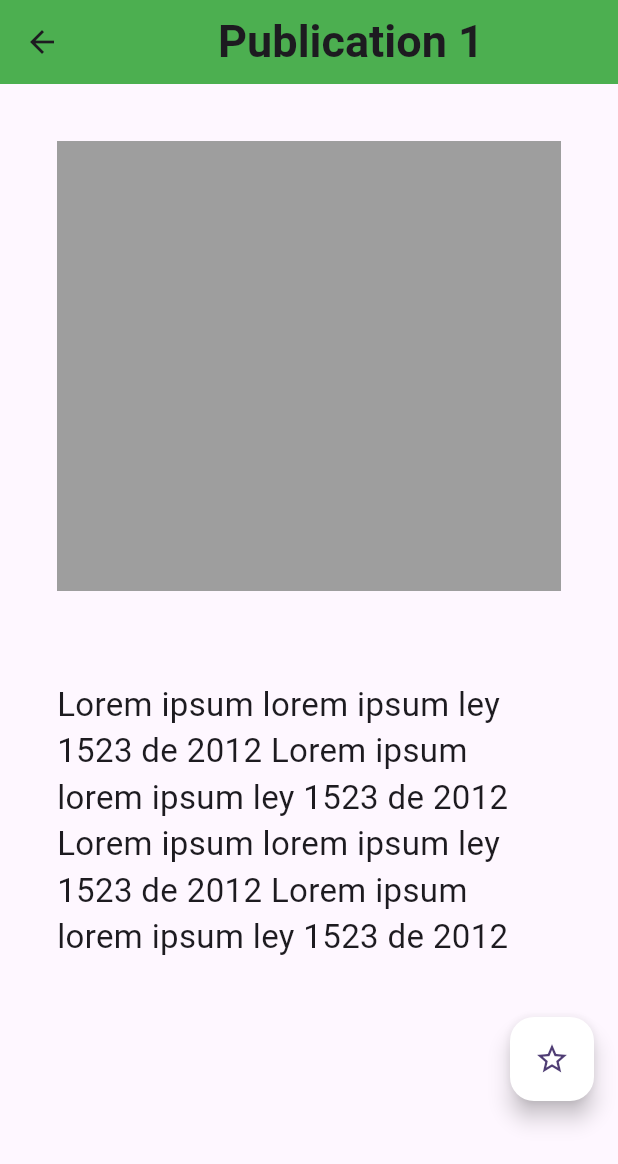
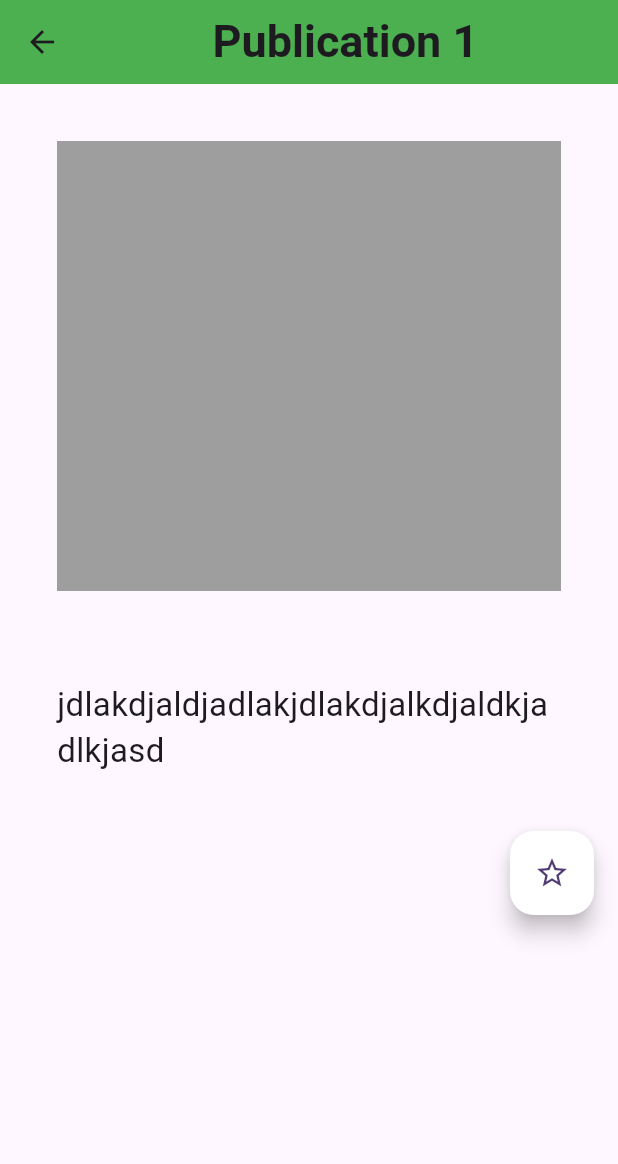
Before and after one commit to DJimenez0608/Provider-Learning, a Flutter app: the screen it shows after launch, after a tap on "Publication 1", on a phone screen of 412 x 824 dp. Shown: the top 1164 px of the screen. Run offline on Flutter 3.47's test engine with Material 3 defaults, Android fonts, the phone set to English and light mode, and no system bars.

Commit message:
Favorite checked

```diff
--- /dev/null
+++ b/lib/Classes/publicationClass.dart
@@ -0,0 +1,11 @@
+class PublicationClass {
+  String title;
+  bool isFavorite;
+  String content;
+
+  PublicationClass({
+    required this.title,
+    required this.isFavorite,
+    required this.content,
+  });
+}
--- a/lib/Pages/homePage.dart
+++ b/lib/Pages/homePage.dart
@@ -1,5 +1,9 @@
 import 'package:flutter/material.dart';
-import 'package:provider_learning/Widgets/publicacion.dart';
+import 'package:provider/provider.dart';
+import 'package:provider_learning/Classes/publicationClass.dart';
+import 'package:provider_learning/Widgets/publicationWidget.dart';
+import 'package:provider_learning/main.dart';
+import 'package:provider_learning/porviders/favoriteProvider.dart';
 
 class Homepage extends StatelessWidget {
   const Homepage({super.key});
@@ -17,16 +21,20 @@ class Homepage extends StatelessWidget {
         backgroundColor: Colors.blue,
       ),
       //UI
-      body: const Padding(
+      body: Padding(
         padding: EdgeInsets.all(14.0),
-        child: Column(
-          children: [
-            Publicacion(
-              text: 'Publication 1',
-              content:
-                  'Lorem ipsum lorem ipsum ley 1523 de 2012 Lorem ipsum lorem ipsum ley 1523 de 2012 Lorem ipsum lorem ipsum ley 1523 de 2012 Lorem ipsum lorem ipsum ley 1523 de 2012 ',
-            ),
-          ],
+        child: ListView.builder(
+          itemBuilder: (context, index) {
+            List<PublicationClass> publicationClassList =
+                context.read<Favoriteprovider>().publicationClasssList;
+            return Padding(
+              padding: const EdgeInsets.all(8.0),
+              child:
+                  PublicacionWidget(publication: publicationClassList[index]),
+            );
+          },
+          itemCount:
+              context.read<Favoriteprovider>().publicationClasssList.length,
         ),
       ),
     );
--- a/lib/Pages/postName.dart
+++ b/lib/Pages/postNameScreen.dart
@@ -1,24 +1,19 @@
 import 'package:flutter/material.dart';
 import 'package:provider/provider.dart';
+import 'package:provider_learning/Classes/publicationClass.dart';
 import 'package:provider_learning/porviders/favoriteProvider.dart';
 
-class Postname extends StatefulWidget {
-  const Postname({super.key, required this.text, required this.content});
-  final String text;
-  final String content;
+class PostnameScreen extends StatelessWidget {
+  const PostnameScreen({super.key, required this.publication});
+  final PublicationClass publication;
 
-  @override
-  State<Postname> createState() => _PostnameState();
-}
-
-class _PostnameState extends State<Postname> {
   @override
   Widget build(BuildContext context) {
     return Scaffold(
       appBar: AppBar(
         title: Center(
           child: Text(
-            widget.text,
+            publication.title,
             style: const TextStyle(fontWeight: FontWeight.bold, fontSize: 30),
           ),
         ),
@@ -38,20 +33,25 @@ class _PostnameState extends State<Postname> {
               ),
               Padding(
                 padding: const EdgeInsets.all(30.0),
-                child:
-                    Text(widget.content, style: const TextStyle(fontSize: 22)),
+                child: Text(publication.content,
+                    style: const TextStyle(fontSize: 22)),
               ),
               Padding(
                 padding: const EdgeInsets.all(8.0),
                 child: Align(
                   alignment: Alignment.bottomRight,
-                  child: FloatingActionButton(
-                    onPressed: () {
-                      context.read<Favoriteprovider>().favoriteChecked();
-                    },
-                    backgroundColor: Colors.white,
-                    child: Icon(context.watch<Favoriteprovider>().icon),
-                  ),
+                  child: Consumer<Favoriteprovider>(
+                      builder: (context, provider, child) {
+                    return FloatingActionButton(
+                      onPressed: () {
+                        provider.favoriteVerification(publication);
+                      },
+                      backgroundColor: Colors.white,
+                      child: publication.isFavorite
+                          ? const Icon(Icons.star)
+                          : const Icon(Icons.star_outline),
+                    );
+                  }),
                 ),
               ),
             ],
--- a/lib/Widgets/publicacion.dart
+++ /dev/null
@@ -1,45 +0,0 @@
-import 'package:flutter/material.dart';
-import 'package:provider/provider.dart';
-import 'package:provider_learning/Pages/postName.dart';
-import 'package:provider_learning/porviders/favoriteProvider.dart';
-
-class Publicacion extends StatelessWidget {
-  const Publicacion({super.key, required this.text, required this.content});
-  final String text;
-  final String content;
-
-  @override
-  Widget build(BuildContext context) {
-    return ChangeNotifierProvider(
-      create: (context) => Favoriteprovider(),
-      child: GestureDetector(
-        onTap: () {
-          Navigator.push(
-            context,
-            MaterialPageRoute(
-                builder: (context) => Postname(
-                      text: text,
-                      content: content,
-                    )),
-          );
-        },
-        child: Container(
-          decoration: BoxDecoration(
-              color: Colors.grey, borderRadius: BorderRadius.circular(20)),
-          height: 80,
-          width: double.infinity,
-          child: Padding(
-            padding: const EdgeInsets.only(left: 30.0),
-            child: Align(
-                alignment: Alignment.centerLeft,
-                child: Text(
-                  text,
-                  style: const TextStyle(
-                      fontWeight: FontWeight.bold, fontSize: 25),
-                )),
-          ),
-        ),
-      ),
-    );
-  }
-}
--- /dev/null
+++ b/lib/Widgets/publicationWidget.dart
@@ -0,0 +1,38 @@
+import 'package:flutter/material.dart';
+import 'package:provider_learning/Classes/publicationClass.dart';
+import 'package:provider_learning/Pages/postNameScreen.dart';
+
+class PublicacionWidget extends StatelessWidget {
+  const PublicacionWidget({super.key, required this.publication});
+  final PublicationClass publication;
+
+  @override
+  Widget build(BuildContext context) {
+    return GestureDetector(
+      onTap: () {
+        Navigator.push(
+          context,
+          MaterialPageRoute(
+            builder: (_) => PostnameScreen(publication: publication),
+          ),
+        );
+      },
+      child: Container(
+        decoration: BoxDecoration(
+            color: Colors.grey, borderRadius: BorderRadius.circular(20)),
+        height: 80,
+        width: double.infinity,
+        child: Padding(
+          padding: const EdgeInsets.only(left: 30.0),
+          child: Align(
+            alignment: Alignment.centerLeft,
+            child: Text(
+              publication.title,
+              style: const TextStyle(fontWeight: FontWeight.bold, fontSize: 25),
+            ),
+          ),
+        ),
+      ),
+    );
+  }
+}
--- a/lib/main.dart
+++ b/lib/main.dart
@@ -1,8 +1,6 @@
 import 'package:flutter/material.dart';
 import 'package:provider/provider.dart';
 import 'package:provider_learning/Pages/homePage.dart';
-import 'package:provider_learning/Pages/postName.dart';
-import 'package:provider_learning/Widgets/publicacion.dart';
 import 'package:provider_learning/porviders/favoriteProvider.dart';
 
 void main() {
@@ -18,6 +16,7 @@ class MyApp extends StatelessWidget {
     return ChangeNotifierProvider(
       create: (context) => Favoriteprovider(),
       child: MaterialApp(
+        debugShowCheckedModeBanner: false,
         title: 'Flutter Demo',
         theme: ThemeData(
           colorScheme: ColorScheme.fromSeed(seedColor: Colors.deepPurple),
--- a/lib/porviders/favoriteProvider.dart
+++ b/lib/porviders/favoriteProvider.dart
@@ -1,13 +1,32 @@
 import 'package:flutter/material.dart';
+import 'package:provider_learning/Classes/publicationClass.dart';
 
 class Favoriteprovider extends ChangeNotifier {
-  IconData icon = Icons.star_outline;
+  List<PublicationClass> publicationClasssList = [
+    PublicationClass(
+        title: 'Publication 1 ',
+        isFavorite: false,
+        content: 'jdlakdjaldjadlakjdlakdjalkdjaldkjadlkjasd'),
+    PublicationClass(
+        title: 'Publication 2 ',
+        isFavorite: false,
+        content: 'jdlakdjaldjadlakjdlakdjalkdjaldkjadlkjasd'),
+    PublicationClass(
+        title: 'Publication 3 ',
+        isFavorite: false,
+        content: 'jdlakdjaldjadlakjdlakdjalkdjaldkjadlkjasd'),
+    PublicationClass(
+        title: 'Publication 4 ',
+        isFavorite: false,
+        content: 'jdlakdjaldjadlakjdlakdjalkdjaldkjadlkjasd'),
+  ];
 
-  void favoriteChecked() {
-    if (icon == Icons.star_outline) {
-      icon = Icons.star;
+  void favoriteVerification(PublicationClass p) {
+    if (p.isFavorite == false) {
+      p.isFavorite = true;
+      print('hola');
     } else {
-      icon = Icons.star_outline;
+      p.isFavorite = false;
     }
     notifyListeners();
   }
```
